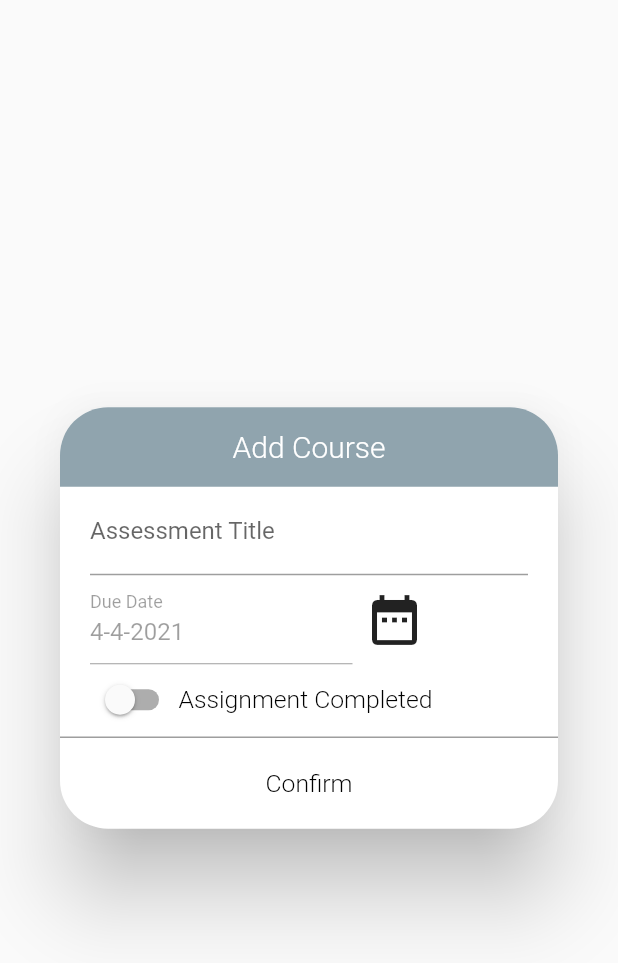
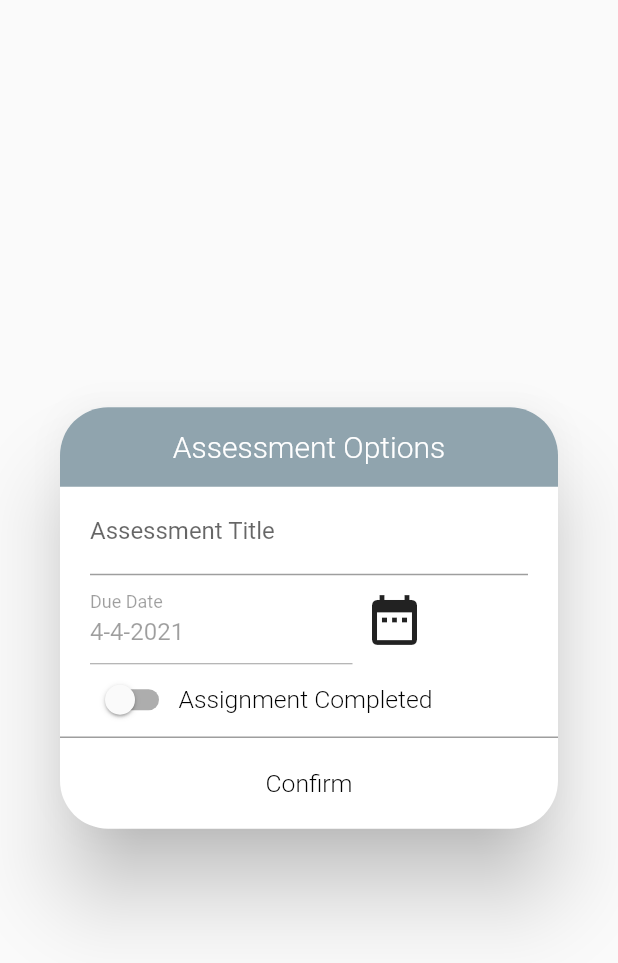
Before and after one commit to rabaraaaron/Gradebook, a Flutter app: the AssessmentOptions widget shown alone on an empty page, opened directly with empty values, on a phone screen of 412 x 824 dp. Shown: the top 963 px of the screen. Run offline on Flutter 3.47's test engine with Material 2 defaults, Android fonts, the phone set to English and light mode, and no system bars; our stand-ins replace cloud_firestore, firebase_auth, firebase_core, flushbar, flutter_datetime_picker, flutter_local_notifications and 7 more; missing offline and left inert: dart:ffi; accounts and stored records are empty; Roboto replaces fonts that are missing (TextStyle).

Commit message:
Fixed the title for the new popups

```diff
--- a/gradebook/lib/pages/Assessment/AssessmentCompleted.dart
+++ b/gradebook/lib/pages/Assessment/AssessmentCompleted.dart
@@ -211,7 +211,7 @@ class _AssessmentCompletedState extends State<AssessmentCompleted> {
 
 
 
-    return CustomDialog(form: form, button: button, context: context).show();
+    return CustomDialog(form: form, button: button, title:"Assessment Completion", context: context).show();
 
       AlertDialog(
       shape: RoundedRectangleBorder(
--- a/gradebook/lib/pages/Assessment/AssessmentOptions.dart
+++ b/gradebook/lib/pages/Assessment/AssessmentOptions.dart
@@ -395,7 +395,7 @@ class _AssessmentOptionsState extends State<AssessmentOptions> {
       );
     }
 
-    return CustomDialog(form: form, button: confirmButton, context: context).show();
+    return CustomDialog(form: form, button: confirmButton, title: 'Assessment Options', context: context).show();
 
 
       AlertDialog(
--- a/gradebook/lib/pages/Assessment/NewAssessment.dart
+++ b/gradebook/lib/pages/Assessment/NewAssessment.dart
@@ -322,7 +322,7 @@ class _AssessmentPopUpState extends State<AssessmentPopUp> {
 
 
 
-    return CustomDialog(form: form, button: addButton, context: context).show();
+    return CustomDialog(form: form, button: addButton, title: "Add Assessment", context: context).show();
 
       AlertDialog(
             shape: RoundedRectangleBorder(
--- a/gradebook/lib/pages/Category/CategoryOptions.dart
+++ b/gradebook/lib/pages/Category/CategoryOptions.dart
@@ -200,7 +200,7 @@ class _CategoryOptions extends State<CategoryOptions> {
       ),
     );
 
-    return CustomDialog(form: form, button: confirmButton, context: context).show();
+    return CustomDialog(form: form, button: confirmButton, title: "Category Options", context: context).show();
 
       AlertDialog(
       shape: RoundedRectangleBorder(
--- a/gradebook/lib/pages/Category/NewCategory.dart
+++ b/gradebook/lib/pages/Category/NewCategory.dart
@@ -336,7 +336,7 @@ class _NewCategoriesPopUpState extends State<NewCategoriesPopUp> {
       elevation: 0,
     );
 
-    return CustomDialog(form: form, button: button, context: context).show();
+    return CustomDialog(form: form, button: button, title: "Add Category" , context: context).show();
 
       AlertDialog(
       shape: RoundedRectangleBorder(
--- a/gradebook/lib/pages/Courses/NewCourse.dart
+++ b/gradebook/lib/pages/Courses/NewCourse.dart
@@ -154,7 +154,7 @@ class _NewCourseState extends State<NewCourse> {
             child: Text("Add", style: Theme.of(context).textTheme.headline3,
             )));
 
-    return CustomDialog(form: form, button: addButton, context: context).show();
+    return CustomDialog(form: form, button: addButton, title: "Add Course", context: context).show();
 
 
       AlertDialog(
--- a/gradebook/lib/utils/customDialog.dart
+++ b/gradebook/lib/utils/customDialog.dart
@@ -1,12 +1,13 @@
 import 'package:flutter/material.dart';
 
 class CustomDialog{
+  String title;
   Form form;
   Widget button;
   BuildContext context;
 
 
-  CustomDialog({this.button, this.form, this.context});
+  CustomDialog({this.button, this.form, this.title, this.context});
 
 
   Widget show(){
@@ -29,7 +30,7 @@ class CustomDialog{
                     topLeft: Radius.circular(32.0),
                     topRight: Radius.circular(32.0)),
               ),
-              child: Center(child: Text("Add Course", style: Theme.of(context).textTheme.bodyText1,),),
+              child: Center(child: Text(title, style: Theme.of(context).textTheme.bodyText1,),),
             ),
             Padding(
               padding: EdgeInsets.only(left: 20.0, right: 20.0),
```
Also changed, not shown: gradebook/pubspec.lock, 3 other files.
